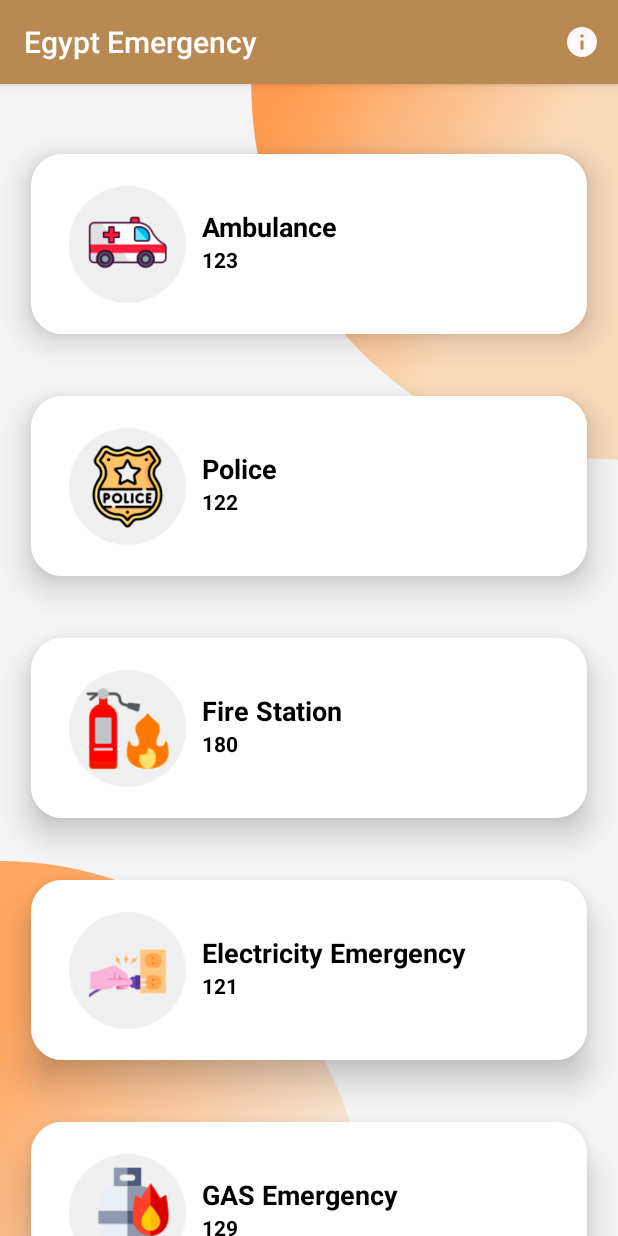
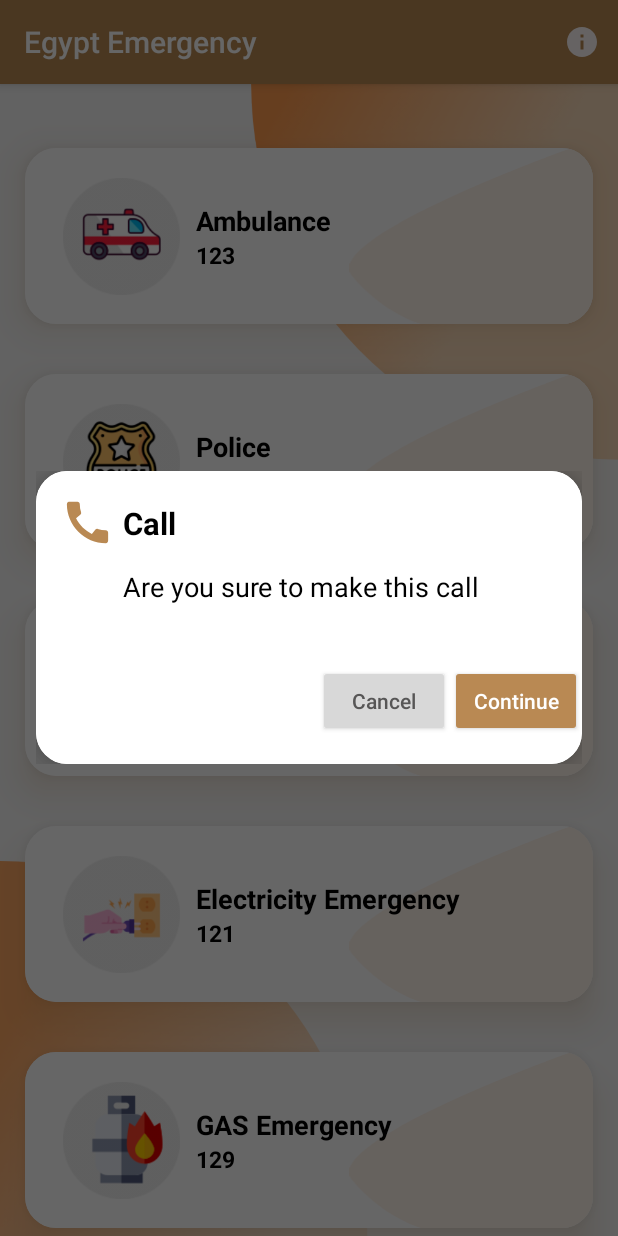
Before and after one commit to FaresM0hamed/Emergency-app, an Android app: the screen it shows after launch (MainActivity), after a tap on "Ambulance", on a phone screen of 412 x 824 dp. Run offline under Robolectric (Android 15) with nearby library versions, the phone set to English and light mode, and no system bars; our stand-ins replace sdp/ssp sizes; libraries missing offline, so code that uses them is left out: com.permissionx.guolindev; Roboto replaces fonts that are not available here.

Commit message:
Add Permission,Dialog,Some changes on UI

```diff
--- a/app/build.gradle
+++ b/app/build.gradle
@@ -45,6 +45,7 @@ dependencies {
     //ssp
     implementation 'com.intuit.sdp:sdp-android:1.1.0'
     //tasty toast
+    implementation 'com.guolindev.permissionx:permissionx:1.7.1'
 
 
 }
--- a/app/src/main/AndroidManifest.xml
+++ b/app/src/main/AndroidManifest.xml
@@ -2,6 +2,7 @@
 <manifest xmlns:android="http://schemas.android.com/apk/res/android"
     xmlns:tools="http://schemas.android.com/tools"
     package="com.example.emergencyapp">
+    <uses-permission android:name="android.permission.CALL_PHONE"/>
 
     <application
         android:allowBackup="true"
--- a/app/src/main/java/com/example/emergencyapp/adapter/EmergencyAdapter.kt
+++ b/app/src/main/java/com/example/emergencyapp/adapter/EmergencyAdapter.kt
@@ -1,18 +1,26 @@
 package com.example.emergencyapp.adapter
 
+import android.Manifest
 import android.app.Activity
+import android.app.Dialog
 import android.content.Intent
+import android.graphics.Color
+import android.graphics.drawable.ColorDrawable
 import android.view.View
 import android.view.ViewGroup
+import android.widget.Button
 import android.widget.ImageView
 import android.widget.TextView
+import android.widget.Toast
 import androidx.cardview.widget.CardView
 import androidx.core.net.toUri
 import androidx.recyclerview.widget.RecyclerView
 import com.example.emergencyapp.R
 import com.example.emergencyapp.model.Elements
+import com.example.emergencyapp.ui.MainActivity
+import com.permissionx.guolindev.PermissionX
 
-class EmergencyAdapter(val activity: Activity, val elements: ArrayList<Elements>) :
+class EmergencyAdapter(private val activity: Activity, private val elements: ArrayList<Elements>) :
     RecyclerView.Adapter<EmergencyAdapter.ElementsVH>() {
     class ElementsVH
         (v: View) : RecyclerView.ViewHolder(v) {
@@ -35,9 +43,58 @@ class EmergencyAdapter(val activity: Activity, val elements: ArrayList<Elements>
         holder.tvNumText.text = elements[position].number
         holder.image.setImageResource(elements[position].pic)
         holder.parent.setOnClickListener {
+            val dialog=Dialog(activity)
 
-            val i = Intent(Intent.ACTION_DIAL, "tel:${elements[position].number}".toUri())
-            activity.startActivity(i)
+            //missing
+            dialog.setContentView(R.layout.dialog)//error because missing of this
+            dialog.setCancelable(false)
+            dialog.window?.setBackgroundDrawable(ColorDrawable(Color.TRANSPARENT))
+
+            /**
+             *     v -> viewHolder
+             *     val contiune:Button=v.findViewById(R.id.continuee)
+             *     val cancel:Button=v.findViewById(R.id.cancel)
+             *
+             *     dialog -> dialog
+             *     val contiune:Button=dialog.findViewById(R.id.continuee)
+             *     val cancel:Button=dialog.findViewById(R.id.cancel)
+             */
+            val contiune:Button=dialog.findViewById(R.id.continuee)
+            val cancel:Button=dialog.findViewById(R.id.cancel)
+            contiune.setOnClickListener {
+
+
+                try {
+                    val i = Intent(Intent.ACTION_CALL, "tel:${elements[position].number}".toUri())
+                    activity.startActivity(i)
+
+                }catch (e:Exception){
+                    PermissionX.init(activity as MainActivity)
+                        .permissions( Manifest.permission.CALL_PHONE)
+                        .onExplainRequestReason { scope, deniedList ->
+                            scope.showRequestReasonDialog(deniedList, activity.getString(R.string.core), "OK", "Cancel")
+                        }
+                        .onForwardToSettings { scope, deniedList ->
+                            scope.showForwardToSettingsDialog(deniedList, activity.getString(R.string.youNeed), "OK", "Cancel")
+                        }
+                        .request { allGranted, _, _ ->
+                            if (allGranted) {
+                                Toast.makeText(activity, activity.getString(R.string.permissionGranted), Toast.LENGTH_LONG).show()
+                            } else {
+                                Toast.makeText(activity, activity.getString(R.string.permissionDenied), Toast.LENGTH_LONG).show()
+                            }
+                        }
+
+                }
+
+
+            }
+            cancel.setOnClickListener {
+                dialog.dismiss()
+            }
+            dialog.show()
+
+
         }
     }
 
--- a/app/src/main/java/com/example/emergencyapp/data/ElementsSource.kt
+++ b/app/src/main/java/com/example/emergencyapp/data/ElementsSource.kt
@@ -16,7 +16,7 @@ class ElementsSource {
         elements.add(Elements(context.getString(R.string.gas), R.drawable.gas,"129"))
         elements.add(Elements(context.getString(R.string.water), R.drawable.water,"125"))
         elements.add(Elements(context.getString(R.string.Baby), R.drawable.baby,"16000"))
-        elements.add(Elements(context.getString(R.string.traffic), R.drawable.crashing,"123"))
+        elements.add(Elements(context.getString(R.string.traffic), R.drawable.crashing,"128"))
         elements.add(Elements(context.getString(R.string.hacker), R.drawable.hacker,"108"))
         return elements
     }
--- a/app/src/main/java/com/example/emergencyapp/ui/MainActivity.kt
+++ b/app/src/main/java/com/example/emergencyapp/ui/MainActivity.kt
@@ -1,5 +1,8 @@
 package com.example.emergencyapp.ui
 
+import android.Manifest
+import android.app.Activity
+import android.content.Context
 import android.content.Intent
 import androidx.appcompat.app.AppCompatActivity
 import android.os.Bundle
@@ -11,11 +14,14 @@ import androidx.recyclerview.widget.RecyclerView
 import com.example.emergencyapp.R
 import com.example.emergencyapp.adapter.EmergencyAdapter
 import com.example.emergencyapp.data.ElementsSource
+import com.permissionx.guolindev.PermissionX
+import org.intellij.lang.annotations.Language
+import java.util.*
+import java.util.Locale.ENGLISH
 
 
 var backPressedTime = 0L
-private lateinit var permissionLauncher:ActivityResultLauncher<Array<String>>
-private var isCallPermissionGranted=false
+
 
 class MainActivity : AppCompatActivity() {
     override fun onCreate(savedInstanceState: Bundle?) {
@@ -25,6 +31,7 @@ class MainActivity : AppCompatActivity() {
         val list = ElementsSource().obtain(this)
         val adapter = EmergencyAdapter(this, list)
         rv.adapter = adapter
+
 
     }
 
--- /dev/null
+++ b/app/src/main/res/drawable/btn_shape.xml
@@ -0,0 +1,5 @@
+<?xml version="1.0" encoding="utf-8"?>
+<shape xmlns:android="http://schemas.android.com/apk/res/android" android:shape="rectangle" >
+<stroke android:color="@color/Bar" android:width="@dimen/_1sdp"/>
+    <solid android:color="@color/white"/>
+</shape>
--- /dev/null
+++ b/app/src/main/res/drawable/ic_baseline_call.xml
@@ -0,0 +1,5 @@
+<vector android:height="24dp" android:tint="#B98953"
+    android:viewportHeight="24" android:viewportWidth="24"
+    android:width="24dp" xmlns:android="http://schemas.android.com/apk/res/android">
+    <path android:fillColor="@android:color/white" android:pathData="M20.01,15.38c-1.23,0 -2.42,-0.2 -3.53,-0.56 -0.35,-0.12 -0.74,-0.03 -1.01,0.24l-1.57,1.97c-2.83,-1.35 -5.48,-3.9 -6.89,-6.83l1.95,-1.66c0.27,-0.28 0.35,-0.67 0.24,-1.02 -0.37,-1.11 -0.56,-2.3 -0.56,-3.53 0,-0.54 -0.45,-0.99 -0.99,-0.99H4.19C3.65,3 3,3.24 3,3.99 3,13.28 10.73,21 20.01,21c0.71,0 0.99,-0.63 0.99,-1.18v-3.45c0,-0.54 -0.45,-0.99 -0.99,-0.99z"/>
+</vector>
--- /dev/null
+++ b/app/src/main/res/drawable/ic_group_2.xml
@@ -0,0 +1,18 @@
+<vector xmlns:android="http://schemas.android.com/apk/res/android"
+    android:width="665.81dp"
+    android:height="263.08dp"
+    android:viewportWidth="665.81"
+    android:viewportHeight="263.08">
+  <path
+      android:pathData="M332.91,-0S-42.98,134.07 4.07,191.04s103.84,72.05 103.84,72.05h225L332.91,-0Z"
+      android:fillColor="#FFF5EB"/>
+  <path
+      android:pathData="M332.91,0.01S-42.98,134.08 4.08,191.04s103.84,72.05 103.84,72.05h225L332.92,0.01Z"
+      android:fillColor="#FFF5EB"/>
+  <path
+      android:pathData="M332.91,-0S708.8,134.07 661.74,191.04 557.9,263.08 557.9,263.08l-225,-2.18Z"
+      android:fillColor="#FFF5EB"/>
+  <path
+      android:pathData="M332.9,0S708.79,134.07 661.73,191.04 557.9,263.08 557.9,263.08l-225,-2.18Z"
+      android:fillColor="#FFF5EB"/>
+</vector>
--- /dev/null
+++ b/app/src/main/res/layout/dialog.xml
@@ -0,0 +1,86 @@
+<?xml version="1.0" encoding="utf-8"?>
+<androidx.cardview.widget.CardView xmlns:android="http://schemas.android.com/apk/res/android"
+
+    android:id="@+id/dialogCard"
+    android:layout_width="match_parent"
+    android:layout_height="@dimen/_150sdp"
+    xmlns:app="http://schemas.android.com/apk/res-auto"
+    app:cardCornerRadius="@dimen/_16sdp"
+    app:cardElevation="@dimen/_10sdp"
+    android:background="@drawable/card_back"
+    >
+    <androidx.constraintlayout.widget.ConstraintLayout
+        android:layout_width="match_parent"
+        android:layout_height="match_parent"
+        android:background="@color/white">
+
+        <ImageView
+            android:id="@+id/imageView"
+            android:layout_width="@dimen/_28sdp"
+            android:layout_height="@dimen/_28sdp"
+            android:layout_marginStart="16dp"
+            android:layout_marginTop="16dp"
+            android:src="@drawable/ic_baseline_call"
+            app:layout_constraintStart_toStartOf="parent"
+            app:layout_constraintTop_toTopOf="parent"
+            android:contentDescription="@null"/>
+
+        <TextView
+            android:id="@+id/textView3"
+            android:layout_width="wrap_content"
+            android:layout_height="wrap_content"
+            android:layout_marginStart="5dp"
+            android:text="@string/call"
+            android:textColor="@color/black"
+            android:textSize="@dimen/_16sdp"
+            android:textStyle="bold"
+            app:layout_constraintBottom_toBottomOf="@+id/imageView"
+            app:layout_constraintStart_toEndOf="@+id/imageView"
+            app:layout_constraintTop_toTopOf="@+id/imageView" />
+
+        <TextView
+            android:id="@+id/textView4"
+            android:layout_width="wrap_content"
+            android:layout_height="wrap_content"
+            android:layout_marginTop="16dp"
+            android:text="@string/are_you_sure_to_make_this_call"
+            android:textColor="@color/black"
+            android:textSize="@dimen/_14sdp"
+            app:layout_constraintEnd_toEndOf="parent"
+            app:layout_constraintHorizontal_bias="0.0"
+            app:layout_constraintStart_toStartOf="@+id/textView3"
+            app:layout_constraintTop_toBottomOf="@+id/textView3" />
+
+        <Button
+           android:id="@+id/continuee"
+            android:layout_width="wrap_content"
+            android:layout_height="wrap_content"
+            android:backgroundTint="@color/Bar"
+            android:text="@string/continuee"
+            android:textAllCaps="false"
+            android:textColor="@color/white"
+            app:layout_constraintBottom_toBottomOf="@+id/cancel"
+            app:layout_constraintEnd_toEndOf="parent"
+            app:layout_constraintHorizontal_bias="0.515"
+            app:layout_constraintStart_toEndOf="@+id/cancel"
+            app:layout_constraintTop_toTopOf="@+id/cancel" />
+
+        <Button
+
+            android:id="@+id/cancel"
+            android:layout_width="wrap_content"
+            android:layout_height="wrap_content"
+            android:layout_marginStart="188dp"
+            android:layout_marginTop="40dp"
+            android:backgroundTint="#D8D8D8"
+            android:text="@string/cancel"
+            android:textAllCaps="false"
+            android:textColor="#575656"
+            app:layout_constraintStart_toStartOf="parent"
+            app:layout_constraintTop_toBottomOf="@+id/textView4" />
+
+
+    </androidx.constraintlayout.widget.ConstraintLayout>
+
+
+</androidx.cardview.widget.CardView>
--- a/app/src/main/res/layout/emergency_item.xml
+++ b/app/src/main/res/layout/emergency_item.xml
@@ -4,13 +4,15 @@
     xmlns:tools="http://schemas.android.com/tools"
     android:id="@+id/parent"
     android:layout_width="match_parent"
-    android:layout_height="120dp"
-    android:layout_margin="@dimen/_16sdp"
+    android:layout_height="@dimen/_90sdp"
+    android:layout_margin="@dimen/_13sdp"
     android:clickable="true"
     android:foreground="@drawable/cardview_ripple"
     app:cardCornerRadius="@dimen/_16sdp"
     app:cardElevation="@dimen/_10sdp"
-    android:focusable="true">
+    android:outlineSpotShadowColor="@color/Bar"
+    android:focusable="true"
+    tools:targetApi="p">
 
     <androidx.constraintlayout.widget.ConstraintLayout
         android:layout_width="match_parent"
@@ -27,11 +29,25 @@
             app:layout_constraintHorizontal_bias="0.018"
             app:layout_constraintStart_toStartOf="parent"
             app:layout_constraintTop_toTopOf="parent"
-            tools:src="@drawable/hacker" />
+            tools:src="@drawable/hacker"
+            android:contentDescription="@null"/>
+
+
+        <ImageView
+            android:layout_width="wrap_content"
+            android:layout_height="wrap_content"
+            android:layout_marginStart="72dp"
+            android:src="@drawable/ic_group_2"
+            app:guidelineUseRtl="false"
+            app:layout_constraintBottom_toBottomOf="parent"
+            app:layout_constraintStart_toEndOf="@+id/image"
+            app:layout_constraintTop_toTopOf="parent"
+            app:layout_constraintVertical_bias="0.0"
+            android:contentDescription="@null"/>
 
         <TextView
             android:id="@+id/text"
-            android:layout_width="0dp"
+            android:layout_width="wrap_content"
             android:layout_height="wrap_content"
             android:layout_marginStart="@dimen/_8sdp"
             android:layout_marginTop="36dp"
@@ -48,18 +64,19 @@
 
         <TextView
             android:id="@+id/num_text"
-            android:layout_width="0dp"
+            android:layout_width="wrap_content"
             android:layout_height="wrap_content"
-            android:layout_marginEnd="@dimen/_8sdp"
             android:fontFamily="@font/tajawal_bold"
             android:textColor="@color/black"
             android:textStyle="bold"
-            app:layout_constraintEnd_toEndOf="parent"
-            app:layout_constraintHorizontal_bias="0.355"
+            android:textSize="@dimen/_12sdp"
+            app:layout_constraintEnd_toEndOf="@+id/text"
+            app:layout_constraintHorizontal_bias="0.0"
             app:layout_constraintStart_toStartOf="@+id/text"
             app:layout_constraintTop_toBottomOf="@+id/text"
+            tools:text="@tools:sample/us_zipcodes" />
 
-            tools:text="@tools:sample/us_zipcodes" />
+
 
 
     </androidx.constraintlayout.widget.ConstraintLayout>
--- a/app/src/main/res/layout/information.xml
+++ b/app/src/main/res/layout/information.xml
@@ -19,7 +19,9 @@
         app:cardElevation="@dimen/_10sdp"
         app:layout_constraintEnd_toEndOf="parent"
         app:layout_constraintStart_toStartOf="parent"
-        app:layout_constraintTop_toTopOf="parent">
+        app:layout_constraintTop_toTopOf="parent"
+        android:outlineSpotShadowColor="@color/Bar"
+        tools:targetApi="p">
 
         <TextView
             android:layout_width="match_parent"
@@ -31,7 +33,9 @@
             android:padding="@dimen/_8sdp"
             android:text="@string/info"
             android:textColor="@color/black"
-            android:textSize="@dimen/_14sdp" />
+            android:textSize="@dimen/_14sdp"
+            android:outlineSpotShadowColor="@color/Bar"
+            tools:targetApi="p" />
 
 
     </androidx.cardview.widget.CardView>
@@ -50,8 +54,9 @@
         app:layout_constraintHorizontal_bias="0.885"
         app:layout_constraintStart_toStartOf="parent"
         app:layout_constraintTop_toBottomOf="@+id/cardView"
-
-        android:focusable="true">
+        android:focusable="true"
+        android:outlineSpotShadowColor="@color/Bar"
+        tools:targetApi="p">
 
         <androidx.constraintlayout.widget.ConstraintLayout
             android:layout_width="match_parent"
@@ -78,7 +83,8 @@
                 android:src="@drawable/support"
                 app:layout_constraintEnd_toEndOf="parent"
                 app:layout_constraintStart_toStartOf="parent"
-                app:layout_constraintTop_toTopOf="parent" />
+                app:layout_constraintTop_toTopOf="parent"
+                android:contentDescription="@null"/>
 
 
         </androidx.constraintlayout.widget.ConstraintLayout>
@@ -101,7 +107,9 @@
         app:layout_constraintHorizontal_bias="0.498"
         app:layout_constraintStart_toStartOf="parent"
         app:layout_constraintTop_toBottomOf="@+id/cardView"
-        android:focusable="true">
+        android:focusable="true"
+        android:outlineSpotShadowColor="@color/Bar"
+        tools:targetApi="p">
 
         <androidx.constraintlayout.widget.ConstraintLayout
             android:layout_width="match_parent"
@@ -128,7 +136,8 @@
                 android:src="@drawable/stars"
                 app:layout_constraintEnd_toEndOf="parent"
                 app:layout_constraintStart_toStartOf="parent"
-                app:layout_constraintTop_toTopOf="parent" />
+                app:layout_constraintTop_toTopOf="parent"
+                android:contentDescription="@null"/>
 
 
         </androidx.constraintlayout.widget.ConstraintLayout>
@@ -151,7 +160,9 @@
         app:layout_constraintStart_toStartOf="parent"
         app:layout_constraintTop_toBottomOf="@+id/cardView"
         android:layout_marginTop="@dimen/_32sdp"
-        android:focusable="true">
+        android:focusable="true"
+        android:outlineSpotShadowColor="@color/Bar"
+        tools:targetApi="p">
 
         <androidx.constraintlayout.widget.ConstraintLayout
             android:layout_width="match_parent"
@@ -170,7 +181,8 @@
                 app:layout_constraintBottom_toBottomOf="parent"
                 app:layout_constraintEnd_toEndOf="parent"
                 app:layout_constraintHorizontal_bias="0.0"
-                app:layout_constraintStart_toStartOf="parent" />
+                app:layout_constraintStart_toStartOf="parent"
+                />
 
             <ImageView
                 android:layout_width="@dimen/_40sdp"
@@ -179,7 +191,8 @@
                 android:src="@drawable/share"
                 app:layout_constraintEnd_toEndOf="parent"
                 app:layout_constraintStart_toStartOf="parent"
-                app:layout_constraintTop_toTopOf="parent" />
+                app:layout_constraintTop_toTopOf="parent"
+                android:contentDescription="@null"/>
 
 
         </androidx.constraintlayout.widget.ConstraintLayout>
--- a/app/src/main/res/values/strings.xml
+++ b/app/src/main/res/values/strings.xml
@@ -17,7 +17,14 @@
         <string name="share">Will be add soon</string>
     <string name="rate">Will be add soon</string>
     <string name="version">version 1.1</string>
-    <string name="information">Information</string>
-    <string name="fares">fares</string>
+    <string name="call">Call</string>
+    <string name="are_you_sure_to_make_this_call">Are you sure to make this call</string>
+    <string name="continuee">Continue</string>
+    <string name="cancel">Cancel</string>
+    <string name="core">Core fundamental are based on these permissions</string>
+    <string name="youNeed">You need to allow necessary permissions in Settings manually</string>
+    <string name="permissionDenied"> permission denied</string>
+    <string name="permissionGranted"> permission granted</string>
+    <string name="information">information</string>
 
 </resources>
```
Also changed, not shown: 1 other file.
